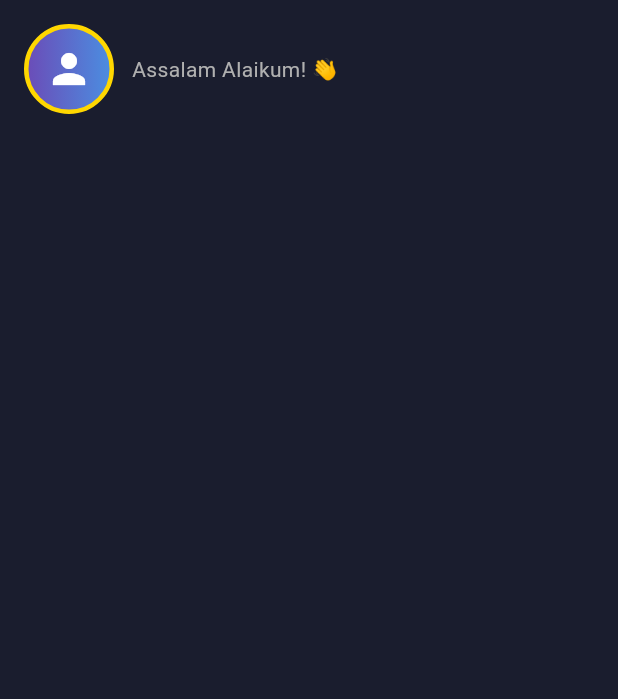
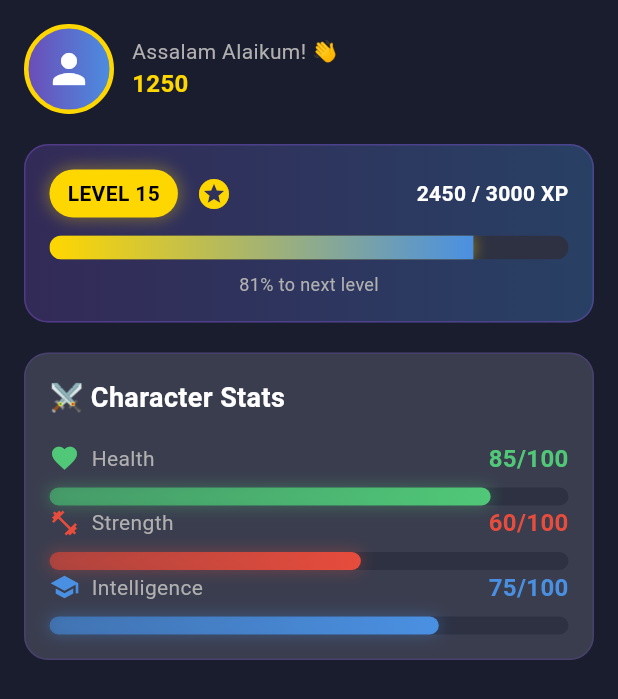
Before and after one commit to Mehreen-siddique/Real_Life_RPG_Overlay, a Flutter app: the screen it shows after launch, on a phone screen of 412 x 824 dp. Shown: the top 699 px of the screen. Run offline on Flutter 3.47's test engine with Material 3 defaults, Android fonts, the phone set to English and light mode, and no system bars; accounts and stored records are empty.

Commit message:
Create the character stats.

```diff
--- a/lib/Screens/homeScreen.dart
+++ b/lib/Screens/homeScreen.dart
@@ -1,5 +1,10 @@
 import 'package:flutter/material.dart';
+import 'package:real_life_rpg/Models/quest.dart';
+import 'package:real_life_rpg/Widgets/stats_bar.dart';
+import 'package:real_life_rpg/Widgets/xp_progress.dart';
 import 'package:real_life_rpg/utils/constants.dart';
+
+import '../Models/users.dart';
 
 class Homescreen extends StatefulWidget {
   const Homescreen({super.key});
@@ -9,6 +14,61 @@ class Homescreen extends StatefulWidget {
 }
 
 class _HomescreenState extends State<Homescreen> {
+  late UserModel user;
+  late List<Quest> quests;
+
+  @override
+  void initState() {
+    super.initState();
+    // Load dummy data
+    user = UserModel.dummy();
+    quests = Quest.getDailyQuests();
+  }
+
+  void _completeQuest(Quest quest) {
+    setState(() {
+      // Find and update quest
+      int index = quests.indexWhere((q) => q.id == quest.id);
+      if (index != -1) {
+        quests[index] = Quest(
+          id: quest.id,
+          title: quest.title,
+          description: quest.description,
+          type: quest.type,
+          xpReward: quest.xpReward,
+          statBonus: quest.statBonus,
+          isCompleted: true,
+          icon: quest.icon,
+          color: quest.color,
+        );
+
+        // Update user XP
+        user = UserModel(
+          id: user.id,
+          name: user.name,
+          level: user.level,
+          currentXP: user.currentXP + quest.xpReward,
+          xpForNextLevel: user.xpForNextLevel,
+          health: user.health + quest.statBonus,
+          maxHealth: user.maxHealth,
+          strength: user.strength,
+          maxStrength: user.maxStrength,
+          intelligence: user.intelligence,
+          maxIntelligence: user.maxIntelligence,
+          goldCoins: user.goldCoins + 10,
+        );
+
+        // Show success message
+        ScaffoldMessenger.of(context).showSnackBar(
+          SnackBar(
+            content: Text('Quest completed! +${quest.xpReward} XP'),
+            backgroundColor: AppColors.emeraldGreen,
+            duration: const Duration(seconds: 2),
+          ),
+        );
+      }
+    });
+  }
 
 
 
@@ -45,6 +105,14 @@ class _HomescreenState extends State<Homescreen> {
               'Assalam Alaikum! 👋',
               style: AppTextStyles.body,
             ),
+    const SizedBox(width: 8),
+    Text(
+    '${user.goldCoins}',
+    style: AppTextStyles.statValue.copyWith(
+    color: AppColors.goldYellow,
+    )
+    ),
+
 
 
 
@@ -52,6 +120,57 @@ class _HomescreenState extends State<Homescreen> {
         )
 
       ],
+    );
+  }
+
+  Widget buildCharacterStats(){
+    return Container(
+ padding: EdgeInsets.all(16),
+      decoration: BoxDecoration(
+        color: AppColors.cardBackground,
+        borderRadius: BorderRadius.circular(AppSizes.cardRadius),
+        border: Border.all(
+          color: AppColors.primaryPurple.withOpacity(0.3),
+          width: 1,
+        )
+      ),
+
+      child: Column(
+        crossAxisAlignment: CrossAxisAlignment.start,
+        children: [
+
+          Text(
+            '⚔️ Character Stats',
+            style: AppTextStyles.subheading,
+          ),
+           SizedBox(height: 16),
+
+          StatBar(
+            label: 'Health',
+            current: user.health,
+            max: user.maxHealth,
+            color: AppColors.emeraldGreen,
+            icon: Icons.favorite,
+          ),
+
+          StatBar(
+            label: 'Strength',
+            current: user.strength,
+            max: user.maxStrength,
+            color: AppColors.rubyRed,
+            icon: Icons.fitness_center,
+          ),
+
+          StatBar(
+            label: 'Intelligence',
+            current: user.intelligence,
+            max: user.maxIntelligence,
+            color: AppColors.electricBlue,
+            icon: Icons.school,
+          ),
+
+        ],
+      ),
     );
   }
 
@@ -68,7 +187,26 @@ class _HomescreenState extends State<Homescreen> {
           crossAxisAlignment: CrossAxisAlignment.start,
           children: [
             buildHeader(),
-            SizedBox(height: 20)
+            SizedBox(height: 20),
+            // xp progress bar
+
+            XPProgressBar(
+              level: user.level,
+              currentXP: user.currentXP,
+              xpForNextLevel: user.xpForNextLevel,
+            ),
+
+            SizedBox(height: 20),
+
+                //character stats
+            buildCharacterStats(),
+
+
+            SizedBox(height: 24),
+
+
+
+
           ],
         ),
       )
```
